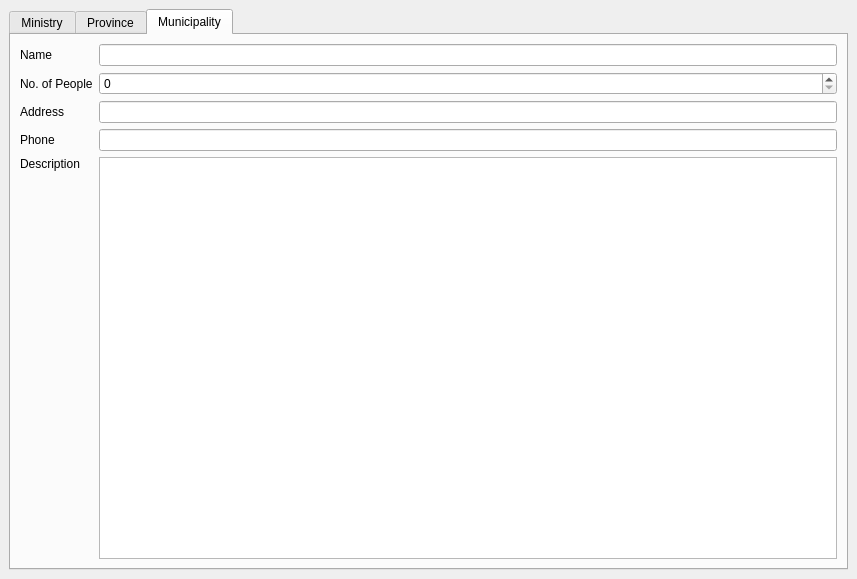
Above: PlanningTool_dockwidget_base.ui from rapha411/PlanningTool before the change. Below: the same form after it.
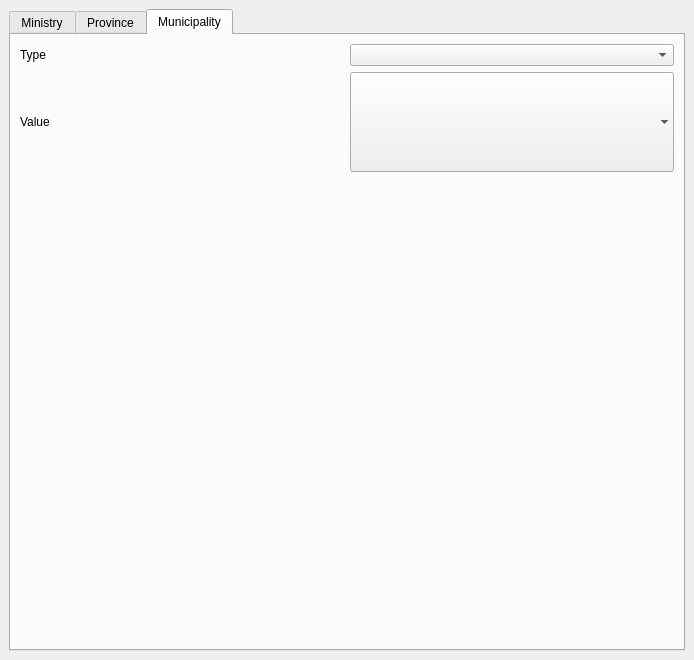
That is the form after the change.

Patch:
```diff
--- a/PlanningTool_dockwidget_base.ui
+++ b/PlanningTool_dockwidget_base.ui
@@ -6,8 +6,8 @@
    <rect>
     <x>0</x>
     <y>0</y>
-    <width>857</width>
-    <height>579</height>
+    <width>694</width>
+    <height>660</height>
    </rect>
   </property>
   <property name="windowTitle">
@@ -147,57 +147,76 @@
         <string>Municipality</string>
        </attribute>
        <layout class="QGridLayout" name="gridLayout_4">
+        <item row="1" column="0">
+         <spacer name="verticalSpacer">
+          <property name="orientation">
+           <enum>Qt::Vertical</enum>
+          </property>
+          <property name="sizeHint" stdset="0">
+           <size>
+            <width>20</width>
+            <height>40</height>
+           </size>
+          </property>
+         </spacer>
+        </item>
         <item row="0" column="0">
          <layout class="QGridLayout" name="grid_details_3">
-          <item row="3" column="1">
-           <widget class="QLineEdit" name="input_phone_3"/>
-          </item>
-          <item row="0" column="0">
-           <widget class="QLabel" name="label_23">
-            <property name="text">
-             <string>Name</string>
-            </property>
-           </widget>
-          </item>
           <item row="1" column="0">
-           <widget class="QLabel" name="label_21">
-            <property name="text">
-             <string>No. of People</string>
-            </property>
-           </widget>
-          </item>
-          <item row="2" column="0">
            <widget class="QLabel" name="label_24">
             <property name="text">
-             <string>Address</string>
+             <string>Value</string>
             </property>
            </widget>
           </item>
-          <item row="3" column="0">
-           <widget class="QLabel" name="label_22">
-            <property name="text">
-             <string>Phone</string>
-            </property>
-           </widget>
-          </item>
-          <item row="4" column="0" alignment="Qt::AlignTop">
-           <widget class="QLabel" name="label_25">
-            <property name="text">
-             <string>Description</string>
-            </property>
-           </widget>
-          </item>
-          <item row="4" column="1">
-           <widget class="QTextEdit" name="input_description_3"/>
-          </item>
           <item row="1" column="1">
-           <widget class="QSpinBox" name="input_nOfPeople_3"/>
-          </item>
-          <item row="2" column="1">
-           <widget class="QLineEdit" name="input_address_3"/>
+           <widget class="QComboBox" name="comboBoxValue">
+            <property name="sizePolicy">
+             <sizepolicy hsizetype="Preferred" vsizetype="Minimum">
+              <horstretch>0</horstretch>
+              <verstretch>0</verstretch>
+             </sizepolicy>
+            </property>
+            <property name="minimumSize">
+             <size>
+              <width>0</width>
+              <height>100</height>
+             </size>
+            </property>
+            <property name="baseSize">
+             <size>
+              <width>0</width>
+              <height>0</height>
+             </size>
+            </property>
+            <property name="font">
+             <font>
+              <pointsize>30</pointsize>
+             </font>
+            </property>
+            <property name="sizeAdjustPolicy">
+             <enum>QComboBox::AdjustToMinimumContentsLengthWithIcon</enum>
+            </property>
+            <property name="iconSize">
+             <size>
+              <width>16</width>
+              <height>32</height>
+             </size>
+            </property>
+            <property name="frame">
+             <bool>false</bool>
+            </property>
+           </widget>
           </item>
           <item row="0" column="1">
-           <widget class="QLineEdit" name="input_name_3"/>
+           <widget class="QComboBox" name="comboBoxType"/>
+          </item>
+          <item row="0" column="0">
+           <widget class="QLabel" name="label">
+            <property name="text">
+             <string>Type</string>
+            </property>
+           </widget>
           </item>
          </layout>
         </item>
```
